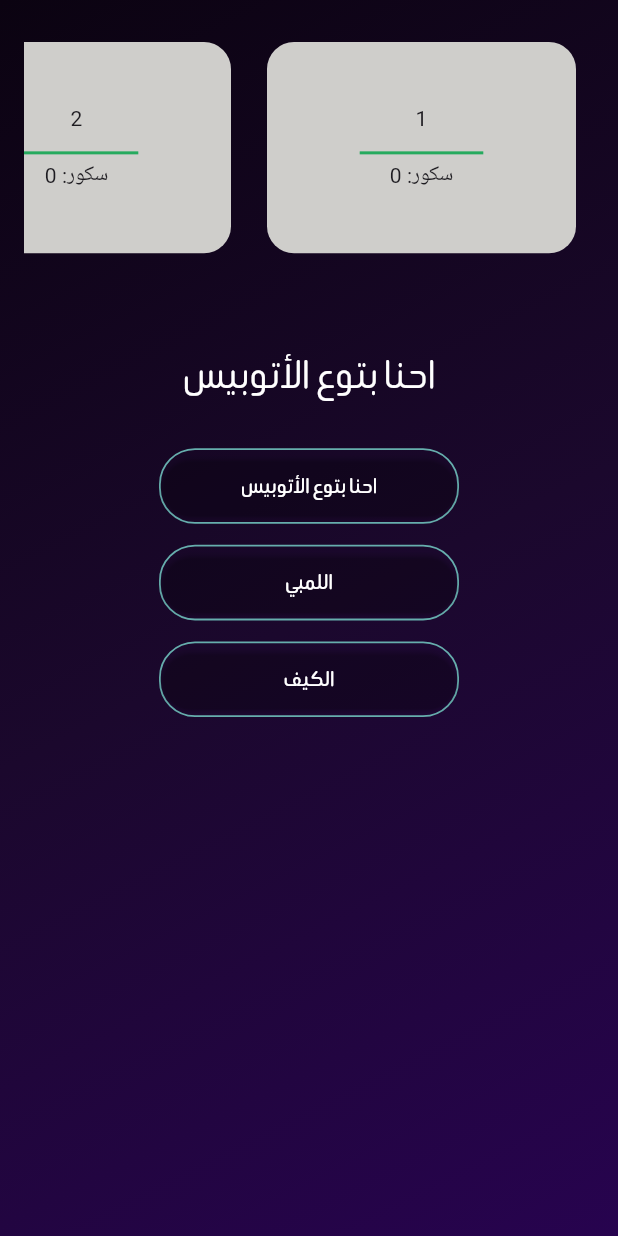
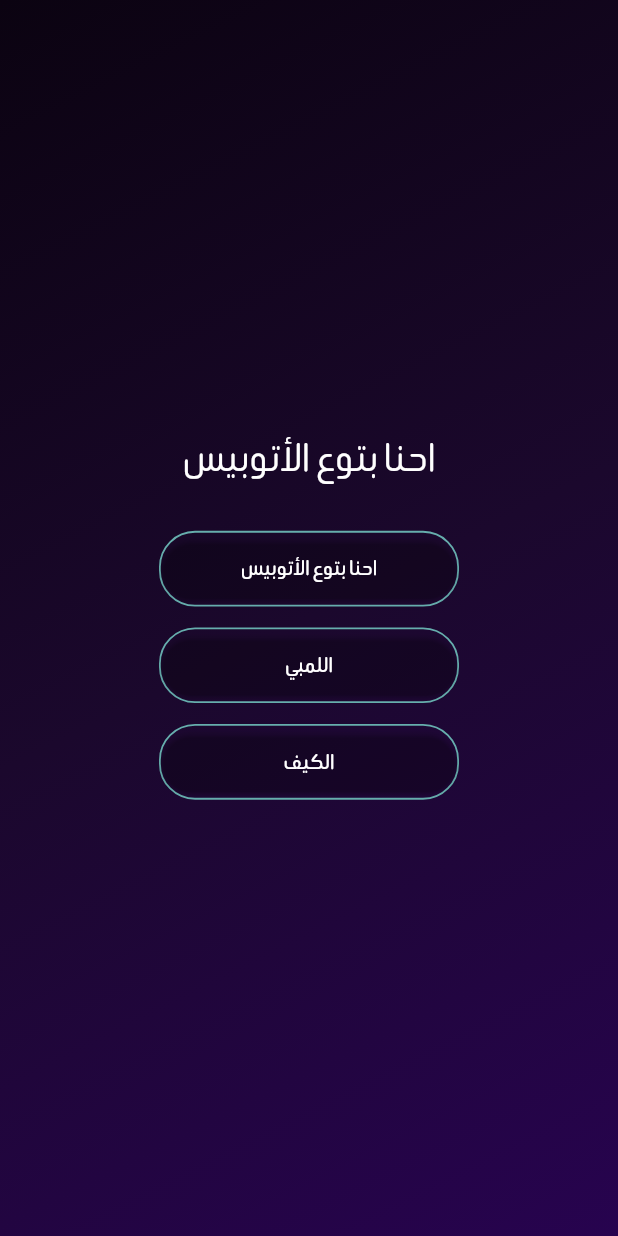
Before and after one commit to ahmd4real/movie_quiz, a Flutter app: the screen it shows after launch, on a phone screen of 412 x 824 dp. Run offline on Flutter 3.47's test engine with Material 3 defaults, Android fonts, the phone set to English and light mode, and no system bars.

Commit message:
remove the slider

```diff
--- a/lib/view/screens/quiz_page.dart
+++ b/lib/view/screens/quiz_page.dart
@@ -97,48 +97,7 @@ class QuizQuestion extends StatelessWidget {
   @override
   Widget build(BuildContext context) {
     return Center(
-      child: ListView(
-
-        children: [
-          Padding(
-            padding: const EdgeInsets.all(16.0),
-            child: Container(
-                    height: MediaQuery.of(context).size.height * 0.2,
-                    child: ListView(
-            scrollDirection: Axis.horizontal,
-            //dragStartBehavior: ,
-            children: [
-              for (int i=0;i<5;i++)
-              Padding(
-                padding: const EdgeInsets.all(12.0),
-                child: Container(
-                  decoration: BoxDecoration(
-                    borderRadius: BorderRadius.circular(18.0),
-                    color: kWhite,
-
-                  ),
-                  width: MediaQuery.of(context).size.width * 0.5,
-
-                  child: Column(
-                    mainAxisAlignment: MainAxisAlignment.center,
-                    children: [
-                      Text("${i+1}"),
-                      const SizedBox(height: 8.0),
-                      Container(width: MediaQuery.of(context).size.width * 0.2,margin: const EdgeInsets.symmetric(vertical: 4.0),height: 2,color: kGreen,),
-                      const Text("سكور: 0"),
-                    ],
-                  ),
-                ),
-              ),
-
-            ],
-                    ),
-                  ),
-          ),
-      const SizedBox(height: 32,),
-          Column(
-            mainAxisAlignment: MainAxisAlignment.center,
-            children: [
+        child: Column(mainAxisAlignment: MainAxisAlignment.center, children: [
       Text(question.question,
           style: const TextStyle(
               fontSize: 30.0, color: Colors.white, fontFamily: kPrimeFont)),
@@ -163,7 +122,6 @@ class QuizQuestion extends StatelessWidget {
           width: 200.0,
           decoration: BoxDecoration(
             color: buttonColor,
-
             border: Border.all(color: kLightBlue, width: 1.2),
             borderRadius: BorderRadius.circular(24.0),
           ),
@@ -181,17 +139,11 @@ class QuizQuestion extends StatelessWidget {
             child: Text(
               answer,
               style: const TextStyle(
-                          color: Colors.white,
-                          fontSize: 16,
-                          fontFamily: kPrimeFont),
+                  color: Colors.white, fontSize: 16, fontFamily: kPrimeFont),
             ),
           ),
         );
       }),
-            ],
-          ),
-        ],
-      ),
-    );
+    ]));
   }
 }
```
Lines whose indentation alone changed are shown as unchanged.
